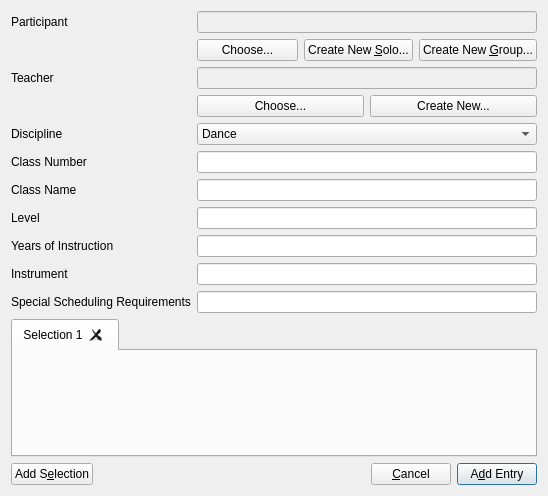
This is Forms/ui_addEntryDialog.ui in diana134/afs as Qt 5 draws it before an edit. The edited form follows.
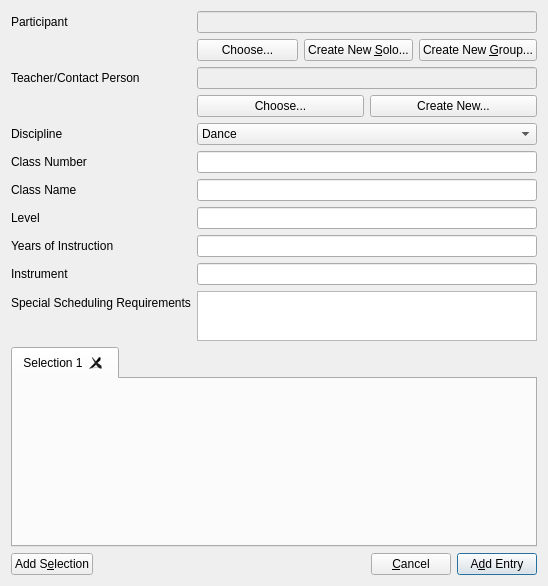
This is the edited form. Custom widgets are drawn as their Qt base class.

Commit message: can enter and edit with new fields

What changed in the file:
```diff
--- a/Forms/ui_addEntryDialog.ui
+++ b/Forms/ui_addEntryDialog.ui
@@ -10,7 +10,7 @@
     <x>0</x>
     <y>0</y>
     <width>548</width>
-    <height>496</height>
+    <height>586</height>
    </rect>
   </property>
   <property name="windowTitle">
@@ -139,7 +139,7 @@
      <item row="3" column="0">
       <widget class="QLabel" name="teacherLabel">
        <property name="text">
-        <string>Teacher</string>
+        <string>Teacher/Contact Person</string>
        </property>
       </widget>
      </item>
@@ -275,7 +275,14 @@
       </widget>
      </item>
      <item row="11" column="1">
-      <widget class="QLineEdit" name="schedulingLineEdit"/>
+      <widget class="QTextEdit" name="schedulingLineEdit">
+       <property name="maximumSize">
+        <size>
+         <width>16777215</width>
+         <height>50</height>
+        </size>
+       </property>
+      </widget>
      </item>
     </layout>
    </item>
```
Left out of the diff: 8 changed lines with no effect on the pictures. The commit also changes 10 other files.
